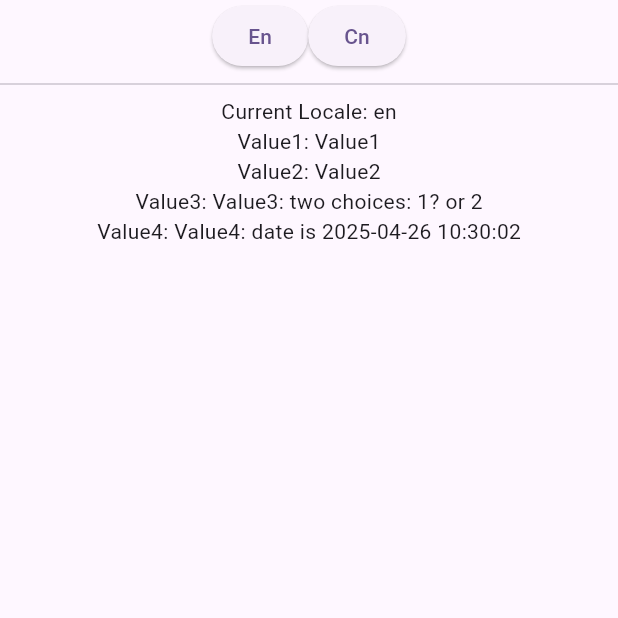
After one commit to BabySid/flutter_templ, a Flutter app: the L10nPage screen opened directly, after a tap on "En", on a phone screen of 412 x 824 dp, the top half of it. The commit adds this screen. Run offline on Flutter 3.47's test engine with Material 3 defaults, Android fonts, the phone set to English and light mode, and no system bars; our stand-ins replace fluttertoast.

Commit message:
add files

```diff
--- /dev/null
+++ b/lib/l10n/intl_en.arb
@@ -0,0 +1,32 @@
+{
+    "value1": "Value1",
+    "value2": "Value2",
+    "value3": "Value3: two choices: {one}? or {two}",
+    "@value3": {
+        "description": "Value3 description",
+        "type": "string",
+        "placeholders": {
+            "one": {
+                "type": "String",
+                "example": "one"
+            },
+            "two": {
+                "type": "String",
+                "example": "two"
+            }
+        }
+    },
+    "value4": "Value4: date is {date}",
+    "@value4": {
+        "description": "Value4 description",
+        "type": "string",
+        "placeholders": {
+            "date": {
+                "type": "DateTime",
+                "format": "yyyy-MM-dd HH:mm:ss",
+                "isCustomDateFormat": "true",
+                "example": "2023-10-01"
+            }
+        }
+    }
+}
--- /dev/null
+++ b/lib/l10n/intl_zh_CN.arb
@@ -0,0 +1,32 @@
+{
+    "value1": "值1",
+    "value2": "值2",
+    "value3": "值3:两个选择: {one}? or {two}",
+    "@value3": {
+        "description": "展现两个选择，然后等待选择",
+        "type": "string",
+        "placeholders": {
+            "one": {
+                "type": "String",
+                "example": "one"
+            },
+            "two": {
+                "type": "String",
+                "example": "two"
+            }
+        }
+    },
+    "valuef": "值4: 当前日期：{date}",
+    "@value4": {
+        "description": "Value4 description",
+        "type": "string",
+        "placeholders": {
+            "date": {
+                "type": "DateTime",
+                "format": "yyyy-MM-dd HH:mm:ss",
+                "isCustomDateFormat":  "true",
+                "example": "2023-10-01"
+            }
+        }
+    }
+}
--- a/lib/src/pages/function.dart
+++ b/lib/src/pages/function.dart
@@ -2,6 +2,7 @@ import 'package:flutter/material.dart';
 import 'package:flutter_teml/src/pages/functionality_pages/async_update_ui.dart';
 import 'package:flutter_teml/src/pages/functionality_pages/color_and_theme.dart';
 import 'package:flutter_teml/src/pages/functionality_pages/gesture.dart';
+import 'package:flutter_teml/src/pages/functionality_pages/l10n.dart';
 import 'package:flutter_teml/src/pages/functionality_pages/notification.dart';
 import 'package:flutter_teml/src/pages/functionality_pages/raw_pointer.dart';
 import 'package:flutter_teml/src/pages/functionality_pages/value_listenable_builder.dart';
@@ -25,6 +26,7 @@ class _FunctionalityPageState extends State<FunctionalityPage>
     const RawPointerPage(),
     const GesturePage(),
     const NotificationPage(),
+    const L10nPage(),
   ];
   late List<Widget> tabBar;
   late List<Widget> tabBarView;
--- /dev/null
+++ b/lib/src/pages/functionality_pages/l10n.dart
@@ -0,0 +1,62 @@
+import 'package:flutter/material.dart';
+import 'package:flutter_teml/generated/l10n.dart';
+import 'package:flutter_teml/src/utils/name_provider.dart';
+import 'package:intl/intl.dart';
+
+class L10nPage extends StatefulWidget implements NameProvider {
+  static const String _name = "L18n";
+  @override
+  String get name => _name;
+
+  const L10nPage({super.key});
+
+  @override
+  State<L10nPage> createState() => _I18nState();
+}
+
+class _I18nState extends State<L10nPage> {
+  @override
+  Widget build(BuildContext context) {
+    return Scaffold(
+      body: Column(
+        children: [
+          Row(
+            mainAxisAlignment: MainAxisAlignment.center,
+            children: [
+              ElevatedButton(
+                onPressed: () {
+                  if (Intl.getCurrentLocale() == "en") {
+                    return;
+                  }
+                  setState(() {
+                    S.load(Locale.fromSubtags(languageCode: 'en'));
+                  });
+                },
+                child: const Text("En"),
+              ),
+              ElevatedButton(
+                onPressed: () {
+                  if (Intl.getCurrentLocale() == "zh_CN") {
+                    return;
+                  }
+                  setState(() {
+                    S.load(
+                      Locale.fromSubtags(languageCode: 'zh', countryCode: 'CN'),
+                    );
+                  });
+                },
+                child: const Text("Cn"),
+              ),
+            ],
+          ),
+          Divider(),
+          Text("Current Locale: ${Intl.getCurrentLocale()}"),
+          Text("Value1: ${S.current.value1}"),
+          Text("Value2: ${S.current.value2}"),
+          Text("Value3: ${S.current.value3("1", "2")}"),
+          Text("Value4: ${S.current.value4(DateTime.now())}"),
+        ],
+      ),
+    );
+  }
+}
```
Also changed, not shown: lib/src/app.dart (+18 -1 lines), pubspec.yaml (+5 -3 lines), lib/generated/intl/messages_all.dart (added), lib/generated/intl/messages_en.dart (added), lib/generated/intl/messages_zh_CN.dart (added), lib/generated/l10n.dart (added), pubspec.lock, 1 other file.
